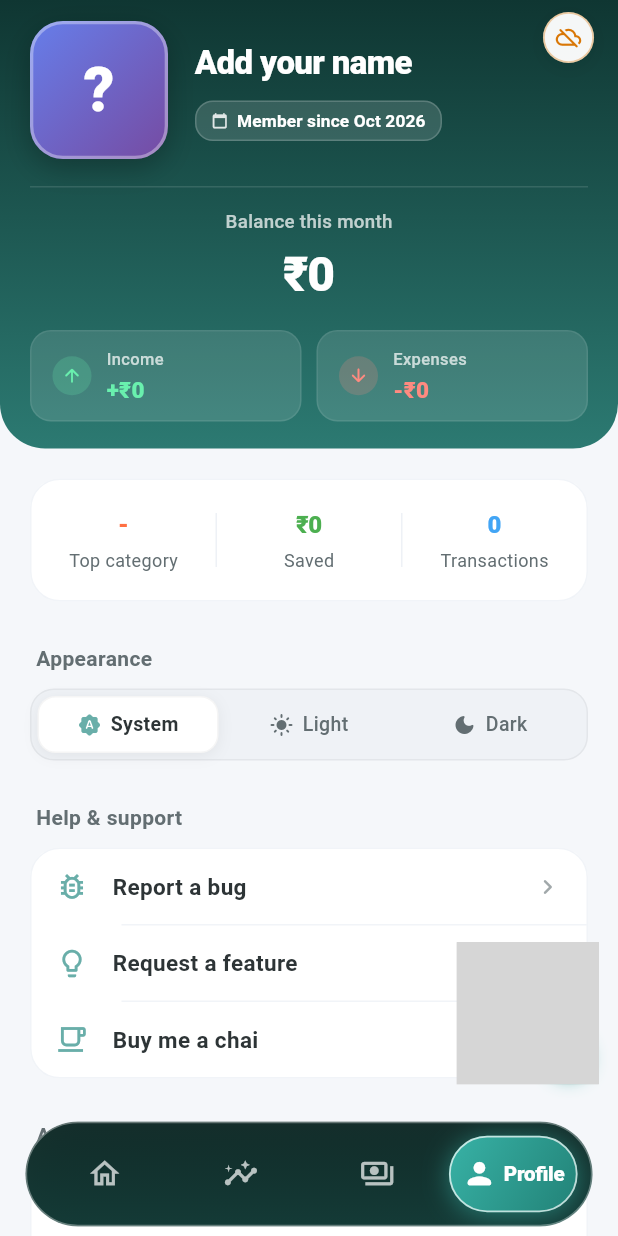
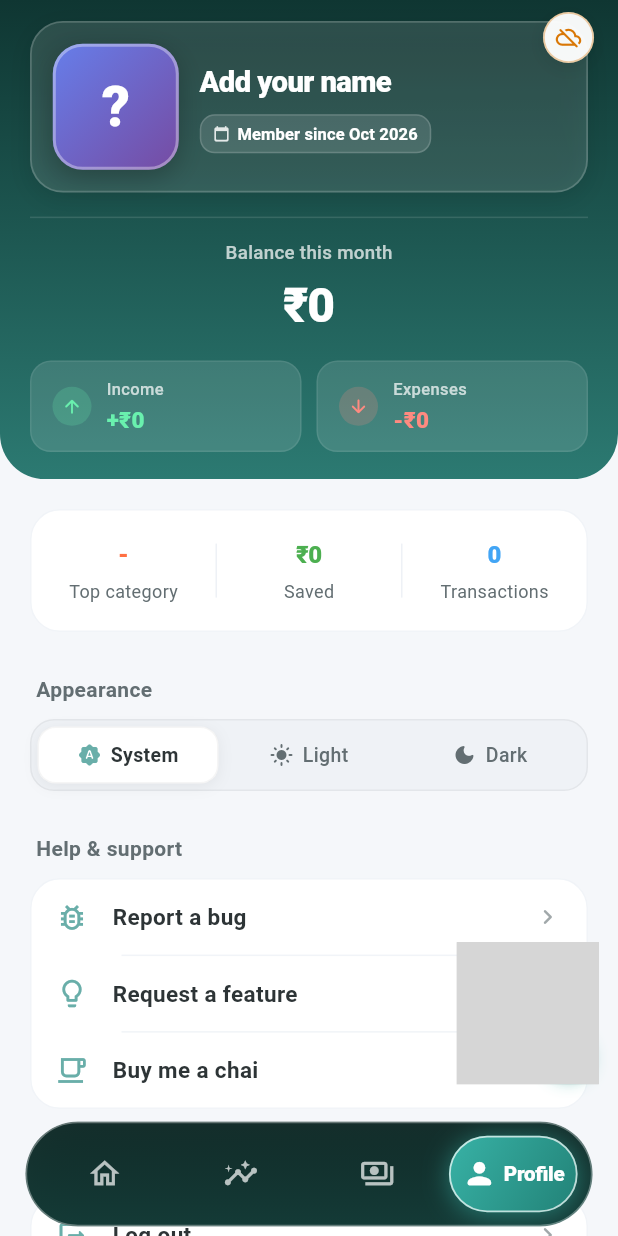
Before and after one commit to FaysArukattil/buddy_2.0, a Flutter app: the BottomNavbarScreen screen opened directly, after a tap on an icon or button, on a phone screen of 412 x 824 dp. Run offline on Flutter 3.47's test engine with Material 3 defaults, Android fonts, the light colour scheme and no system bars; our stand-ins replace cloud_firestore, firebase_auth, firebase_core, fl_chart, flutter_local_notifications, google_sign_in and 9 more; accounts and stored records are empty; grey boxes are pictures that could not be loaded.

Commit message:
refactor: optimize UI performance by replacing Opacity widgets with color alpha blending and update profile card layout

```diff
--- a/lib/views/screens/bottomnavbarscreen/bottom_navbar_screen.dart
+++ b/lib/views/screens/bottomnavbarscreen/bottom_navbar_screen.dart
@@ -332,14 +332,14 @@ class BottomNavbarScreenState extends State<BottomNavbarScreen>
                                                       child: Align(
                                                         alignment: Alignment.centerLeft,
                                                         widthFactor: growFactor,
-                                                        child: Opacity(
-                                                          opacity: growFactor,
                                                         child: Padding(
                                                           padding: EdgeInsets.only(left: 4.5 * s),
                                                           child: Text(
                                                             _navItems[i].label,
                                                             style: TextStyle(
-                                                                color: Colors.white,
+                                                              color: Colors.white.withValues(
+                                                                alpha: growFactor.clamp(0.0, 1.0),
+                                                              ),
                                                               fontSize: labelSize,
                                                               fontWeight: FontWeight.w800,
                                                               letterSpacing: -0.2,
@@ -347,7 +347,6 @@ class BottomNavbarScreenState extends State<BottomNavbarScreen>
                                                             maxLines: 1,
                                                             softWrap: false,
                                                             overflow: TextOverflow.clip,
-                                                            ),
                                                           ),
                                                         ),
                                                       ),
--- a/lib/views/screens/bottomnavbarscreen/home_screen.dart
+++ b/lib/views/screens/bottomnavbarscreen/home_screen.dart
@@ -1638,19 +1638,16 @@ class HomeScreenState extends State<HomeScreen>
 
     return Transform.translate(
       offset: Offset(translateX, 0),
-      child: Opacity(
-        opacity: opacity,
       child: Text(
         text,
         textAlign: TextAlign.center,
         style: TextStyle(
           fontSize: (14 * s).clamp(13.0, 16.0),
           fontWeight: FontWeight.w600,
-            color: Colors.white.withValues(alpha: 0.85),
+          color: Colors.white.withValues(alpha: (0.85 * opacity).clamp(0.0, 1.0)),
           letterSpacing: 0.3,
         ),
         maxLines: 1,
-        ),
       ),
     );
   }
@@ -1671,21 +1668,19 @@ class HomeScreenState extends State<HomeScreen>
 
     return Transform.translate(
       offset: Offset(translateX, 0),
-      child: Opacity(
-        opacity: opacity,
       child: Row(
         mainAxisSize: MainAxisSize.min,
         children: [
           Icon(
             icon,
             size: (13 * s).clamp(11.0, 15.0),
-              color: color,
+            color: color.withValues(alpha: opacity.clamp(0.0, 1.0)),
           ),
           const SizedBox(width: 5),
           Text(
             text,
             style: TextStyle(
-                color: color,
+              color: color.withValues(alpha: opacity.clamp(0.0, 1.0)),
               fontSize: (11.5 * s).clamp(10.5, 13.0),
               fontWeight: FontWeight.w700,
               letterSpacing: 0.1,
@@ -1693,7 +1688,6 @@ class HomeScreenState extends State<HomeScreen>
             maxLines: 1,
           ),
         ],
-        ),
       ),
     );
   }
--- a/lib/views/screens/bottomnavbarscreen/profile_screen.dart
+++ b/lib/views/screens/bottomnavbarscreen/profile_screen.dart
@@ -329,12 +329,30 @@ class ProfileScreenState extends State<ProfileScreen>
       ),
       child: Column(
         children: [
-          // Side-by-side layout: Large photo card on left, details on right
-          Row(
+          // Symmetrical Frosted Profile Card: Photo on left, balanced details & status on right
+          Container(
+            width: double.infinity,
+            padding: const EdgeInsets.all(14),
+            decoration: BoxDecoration(
+              color: Colors.white.withValues(alpha: isDark ? 0.08 : 0.12),
+              borderRadius: BorderRadius.circular(22),
+              border: Border.all(
+                color: Colors.white.withValues(alpha: 0.18),
+                width: 1.2,
+              ),
+              boxShadow: [
+                BoxShadow(
+                  color: Colors.black.withValues(alpha: 0.12),
+                  blurRadius: 14,
+                  offset: const Offset(0, 4),
+                ),
+              ],
+            ),
+            child: Row(
               crossAxisAlignment: CrossAxisAlignment.center,
               children: [
                 _buildPhotoCard(),
-              const SizedBox(width: 18),
+                const SizedBox(width: 14),
                 Expanded(
                   child: Column(
                     crossAxisAlignment: CrossAxisAlignment.start,
@@ -349,36 +367,49 @@ class ProfileScreenState extends State<ProfileScreen>
                           overflow: TextOverflow.ellipsis,
                           style: const TextStyle(
                             color: Colors.white,
-                          fontSize: 22,
+                            fontSize: 19.5,
                             fontWeight: FontWeight.w800,
                             letterSpacing: -0.4,
                           ),
                         ),
                       ),
                       if (_email.isNotEmpty) ...[
-                      const SizedBox(height: 3),
-                      Text(
+                        const SizedBox(height: 5),
+                        Row(
+                          children: [
+                            Icon(
+                              Icons.alternate_email_rounded,
+                              size: 12,
+                              color: Colors.white.withValues(alpha: 0.72),
+                            ),
+                            const SizedBox(width: 4),
+                            Expanded(
+                              child: Text(
                                 _email,
                                 maxLines: 1,
                                 overflow: TextOverflow.ellipsis,
                                 style: TextStyle(
-                          color: Colors.white.withValues(alpha: 0.78),
-                          fontSize: 13,
+                                  color: Colors.white.withValues(alpha: 0.82),
+                                  fontSize: 12.5,
                                   fontWeight: FontWeight.w400,
                                 ),
                               ),
-                    ],
-                    const SizedBox(height: 10),
+                            ),
+                          ],
+                        ),
+                      ],
+                      const SizedBox(height: 8),
+                      // Member since pill
                       Container(
                         padding: const EdgeInsets.symmetric(
-                        horizontal: 10,
-                        vertical: 4.5,
-                      ),
-                      decoration: BoxDecoration(
-                        color: Colors.white.withValues(alpha: 0.14),
-                        borderRadius: BorderRadius.circular(12),
+                          horizontal: 8,
+                          vertical: 4,
+                        ),
+                        decoration: BoxDecoration(
+                          color: Colors.white.withValues(alpha: 0.12),
+                          borderRadius: BorderRadius.circular(10),
                           border: Border.all(
-                          color: Colors.white.withValues(alpha: 0.18),
+                            color: Colors.white.withValues(alpha: 0.16),
                             width: 1,
                           ),
                         ),
@@ -390,12 +421,12 @@ class ProfileScreenState extends State<ProfileScreen>
                               size: 11,
                               color: Colors.white.withValues(alpha: 0.85),
                             ),
-                          const SizedBox(width: 6),
+                            const SizedBox(width: 5),
                             Text(
                               'Member since ${_memberSinceLabel()}',
                               style: const TextStyle(
                                 color: Colors.white,
-                              fontSize: 11.5,
+                                fontSize: 11,
                                 fontWeight: FontWeight.w600,
                                 letterSpacing: 0.1,
                               ),
@@ -408,7 +439,8 @@ class ProfileScreenState extends State<ProfileScreen>
                 ),
               ],
             ),
-          const SizedBox(height: 18),
+          ),
+          const SizedBox(height: 16),
           // Subtle horizontal divider line
           Container(
             height: 1,
@@ -466,8 +498,10 @@ class ProfileScreenState extends State<ProfileScreen>
     );
   }
 
+
+
   Widget _buildPhotoCard() {
-    const cardSize = 92.0;
+    const cardSize = 84.0;
     final hasPhoto = _photoUrl != null && _photoUrl!.isNotEmpty;
 
     return GestureDetector(
@@ -476,7 +510,7 @@ class ProfileScreenState extends State<ProfileScreen>
         width: cardSize,
         height: cardSize,
         decoration: BoxDecoration(
-          borderRadius: BorderRadius.circular(22),
+          borderRadius: BorderRadius.circular(20),
           gradient: hasPhoto
               ? null
               : LinearGradient(
@@ -486,18 +520,18 @@ class ProfileScreenState extends State<ProfileScreen>
                 ),
           border: Border.all(
             color: Colors.white.withValues(alpha: 0.35),
-            width: 2.2,
+            width: 2.0,
           ),
           boxShadow: [
             BoxShadow(
-              color: Colors.black.withValues(alpha: 0.26),
-              blurRadius: 16,
-              offset: const Offset(0, 6),
+              color: Colors.black.withValues(alpha: 0.24),
+              blurRadius: 14,
+              offset: const Offset(0, 5),
             ),
           ],
         ),
         child: ClipRRect(
-          borderRadius: BorderRadius.circular(20),
+          borderRadius: BorderRadius.circular(18),
           child: hasPhoto
               ? Image.network(
                   _photoUrl!,
@@ -1706,9 +1740,6 @@ class _ModernTypeToConfirmDialogState extends State<_ModernTypeToConfirmDialog>
                 ),
                 const SizedBox(width: 12),
                 Expanded(
-                  child: AnimatedOpacity(
-                    duration: const Duration(milliseconds: 180),
-                    opacity: _isValid ? 1.0 : 0.4,
                   child: InkWell(
                     onTap: _isValid
                         ? () {
@@ -1717,11 +1748,14 @@ class _ModernTypeToConfirmDialogState extends State<_ModernTypeToConfirmDialog>
                           }
                         : null,
                     borderRadius: BorderRadius.circular(14),
-                      child: Container(
+                    child: AnimatedContainer(
+                      duration: const Duration(milliseconds: 180),
                       height: 46,
                       alignment: Alignment.center,
                       decoration: BoxDecoration(
-                          color: dangerColor,
+                        color: _isValid
+                            ? dangerColor
+                            : dangerColor.withValues(alpha: 0.38),
                         borderRadius: BorderRadius.circular(14),
                         boxShadow: _isValid
                             ? [
@@ -1733,13 +1767,14 @@ class _ModernTypeToConfirmDialogState extends State<_ModernTypeToConfirmDialog>
                               ]
                             : null,
                       ),
-                        child: const Text(
+                      child: Text(
                         'Delete Everything',
                         style: TextStyle(
-                            color: Colors.white,
+                          color: _isValid
+                              ? Colors.white
+                              : Colors.white.withValues(alpha: 0.6),
                           fontSize: 14,
                           fontWeight: FontWeight.w700,
-                          ),
                         ),
                       ),
                     ),
--- a/lib/views/screens/bottomnavbarscreen/statistics_screen.dart
+++ b/lib/views/screens/bottomnavbarscreen/statistics_screen.dart
@@ -1925,12 +1925,9 @@ class StatisticsScreenState extends State<StatisticsScreen>
               duration: Duration(milliseconds: 400 + (idx * 100)),
               curve: Curves.easeOutCubic,
               builder: (context, value, child) {
-                return Opacity(
-                  opacity: value,
-                  child: Transform.translate(
-                    offset: Offset(0, 20 * (1 - value)),
-                    child: child,
-                  ),
+                return Transform.translate(
+                  offset: Offset(0, 16 * (1 - value)),
+                  child: child,
                 );
               },
               child: Container(
```
Lines whose indentation alone changed are shown as unchanged.
